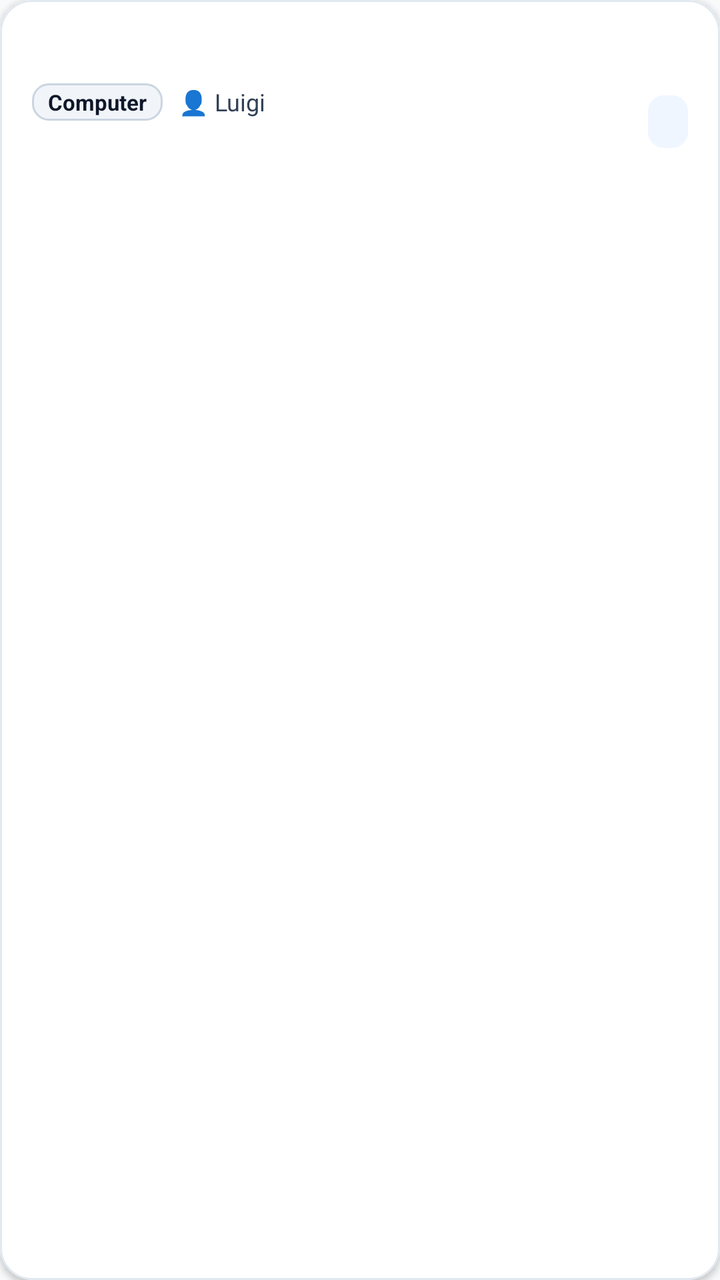
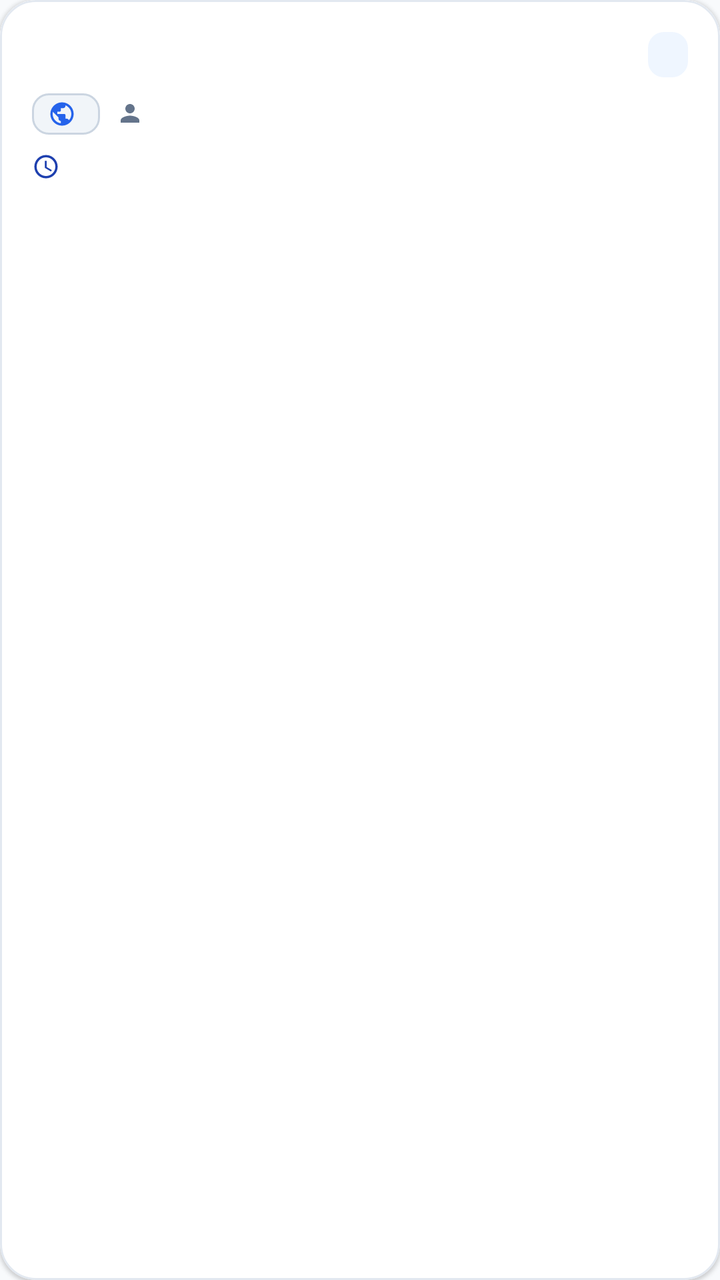

Compare the two renders of this Android layout. The source of the first and the diff that turns it into the second are given below.
<!-- AndroidManifest.xml: application theme Theme.TechInterventionApp -->
<!-- res/layout/item_appointment.xml -->
<?xml version="1.0" encoding="utf-8"?>
<com.google.android.material.card.MaterialCardView
    xmlns:android="http://schemas.android.com/apk/res/android"
    xmlns:app="http://schemas.android.com/apk/res-auto"
    android:layout_width="match_parent"
    android:layout_height="wrap_content"
    android:layout_marginHorizontal="12dp"
    android:layout_marginVertical="6dp"
    app:cardCornerRadius="16dp"
    app:cardElevation="2dp"
    app:strokeColor="@color/border_subtle"
    app:strokeWidth="1dp">

    <androidx.constraintlayout.widget.ConstraintLayout
        android:layout_width="match_parent"
        android:layout_height="wrap_content"
        android:background="@color/surface"
        android:padding="16dp">

        <TextView
            android:id="@+id/tv_client_name"
            android:layout_width="0dp"
            android:layout_height="wrap_content"
            android:textSize="16sp"
            android:textStyle="bold"
            android:textColor="@color/text_primary"
            app:layout_constraintTop_toTopOf="parent"
            app:layout_constraintStart_toStartOf="parent"
            app:layout_constraintEnd_toStartOf="@id/tv_status" />

        <LinearLayout
            android:id="@+id/layout_tags"
            android:layout_width="0dp"
            android:layout_height="wrap_content"
            android:orientation="horizontal"
            android:gravity="center_vertical"
            android:layout_marginTop="4dp"
            app:layout_constraintTop_toBottomOf="@id/tv_client_name"
            app:layout_constraintStart_toStartOf="parent"
            app:layout_constraintEnd_toStartOf="@id/tv_status">

            <TextView
                android:id="@+id/tv_department"
                android:layout_width="wrap_content"
                android:layout_height="wrap_content"
                android:background="@drawable/bg_badge_department"
                android:paddingHorizontal="8dp"
                android:paddingVertical="2dp"
                android:textSize="11sp"
                android:textStyle="bold"
                android:textColor="@color/text_primary"
                android:text="Computer" />

            <TextView
                android:id="@+id/tv_assigned_to"
                android:layout_width="wrap_content"
                android:layout_height="wrap_content"
                android:textSize="12sp"
                android:textColor="@color/text_secondary"
                android:layout_marginStart="8dp"
                android:text="👤 Luigi" />
        </LinearLayout>

        <TextView
            android:id="@+id/tv_date"
            android:layout_width="0dp"
            android:layout_height="wrap_content"
            android:textSize="13sp"
            android:textStyle="bold"
            android:textColor="@color/primary"
            android:layout_marginTop="4dp"
            app:layout_constraintTop_toBottomOf="@id/layout_tags"
            app:layout_constraintStart_toStartOf="parent"
            app:layout_constraintEnd_toStartOf="@id/tv_status" />

        <TextView
            android:id="@+id/tv_description"
            android:layout_width="0dp"
            android:layout_height="wrap_content"
            android:textSize="13sp"
            android:textColor="@color/text_secondary"
            android:layout_marginTop="6dp"
            android:maxLines="2"
            android:ellipsize="end"
            app:layout_constraintTop_toBottomOf="@id/tv_date"
            app:layout_constraintStart_toStartOf="parent"
            app:layout_constraintEnd_toStartOf="@id/tv_status"
            app:layout_constraintBottom_toBottomOf="parent" />

        <TextView
            android:id="@+id/tv_status"
            android:layout_width="wrap_content"
            android:layout_height="wrap_content"
            android:textSize="12sp"
            android:textStyle="bold"
            android:paddingHorizontal="10dp"
            android:paddingVertical="5dp"
            android:background="@drawable/badge_status_scheduled"
            android:textColor="@color/badge_scheduled_text"
            app:layout_constraintTop_toTopOf="parent"
            app:layout_constraintBottom_toBottomOf="parent"
            app:layout_constraintEnd_toEndOf="parent" />

    </androidx.constraintlayout.widget.ConstraintLayout>
</com.google.android.material.card.MaterialCardView>
<!-- resources referenced by this layout -->
<resources>
  <color name="badge_scheduled_text">#1D4ED8</color>
  <color name="border_subtle">#E2E8F0</color>
  <color name="primary">#1E40AF</color>
  <color name="surface">#FFFFFF</color>
  <color name="text_primary">#0F172A</color>
  <color name="text_secondary">#334155</color>
  <!-- drawable badge_status_scheduled (drawable) -->
  <?xml version="1.0" encoding="utf-8"?>
  <shape xmlns:android="http://schemas.android.com/apk/res/android"
      android:shape="rectangle">
      <corners android:radius="8dp" />
      <solid android:color="@color/badge_scheduled_bg" />
      <padding
          android:left="10dp"
          android:right="10dp"
          android:top="4dp"
          android:bottom="4dp" />
  </shape>
  <!-- drawable bg_badge_department (drawable) -->
  <?xml version="1.0" encoding="utf-8"?>
  <shape xmlns:android="http://schemas.android.com/apk/res/android"
      android:shape="rectangle">
      <solid android:color="#F1F5F9" />
      <corners android:radius="8dp" />
      <stroke android:width="1dp" android:color="#CBD5E1" />
  </shape>
  <color name="badge_scheduled_bg">#EFF6FF</color>
  <color name="primary_variant">#172554</color>
  <color name="white">#FFFFFF</color>
  <color name="secondary">#D97706</color>
  <color name="secondary_variant">#B45309</color>
  <color name="error">#DC2626</color>
  <color name="background">#F8FAFC</color>
  <color name="text_muted">#64748B</color>
  <style name="Widget.App.TextInputLayout" parent="Widget.MaterialComponents.TextInputLayout.OutlinedBox">
          <item name="boxStrokeColor">@color/primary</item>
          <item name="boxStrokeWidth">1.5dp</item>
          <item name="boxCornerRadiusTopStart">12dp</item>
          <item name="boxCornerRadiusTopEnd">12dp</item>
          <item name="boxCornerRadiusBottomStart">12dp</item>
          <item name="boxCornerRadiusBottomEnd">12dp</item>
          <item name="hintTextColor">@color/primary</item>
          <item name="android:textColorHint">@color/text_muted</item>
      </style>
  <!-- unchanged entries left out for length: 1 -->
</resources>

<!-- the commit's change to res/layout/item_appointment.xml (unified diff, before → after) -->
@@ -6,100 +6,139 @@
     android:layout_height="wrap_content"
     android:layout_marginHorizontal="12dp"
     android:layout_marginVertical="6dp"
-    app:cardCornerRadius="16dp"
-    app:cardElevation="2dp"
+    app:cardCornerRadius="18dp"
+    app:cardElevation="1dp"
     app:strokeColor="@color/border_subtle"
     app:strokeWidth="1dp">
 
-    <androidx.constraintlayout.widget.ConstraintLayout
+    <LinearLayout
         android:layout_width="match_parent"
         android:layout_height="wrap_content"
+        android:orientation="vertical"
         android:background="@color/surface"
         android:padding="16dp">
 
-        <TextView
-            android:id="@+id/tv_client_name"
-            android:layout_width="0dp"
+        
+        <LinearLayout
+            android:layout_width="match_parent"
             android:layout_height="wrap_content"
-            android:textSize="16sp"
-            android:textStyle="bold"
-            android:textColor="@color/text_primary"
-            app:layout_constraintTop_toTopOf="parent"
-            app:layout_constraintStart_toStartOf="parent"
-            app:layout_constraintEnd_toStartOf="@id/tv_status" />
+            android:orientation="horizontal"
+            android:gravity="center_vertical">
 
+            <TextView
+                android:id="@+id/tv_client_name"
+                android:layout_width="0dp"
+                android:layout_height="wrap_content"
+                android:layout_weight="1"
+                android:textSize="16sp"
+                android:textStyle="bold"
+                android:textColor="@color/text_primary" />
+
+            <TextView
+                android:id="@+id/tv_status"
+                android:layout_width="wrap_content"
+                android:layout_height="wrap_content"
+                android:textSize="11sp"
+                android:textStyle="bold"
+                android:paddingHorizontal="10dp"
+                android:paddingVertical="4dp"
+                android:background="@drawable/badge_status_scheduled"
+                android:textColor="@color/badge_scheduled_text" />
+        </LinearLayout>
+
+        
         <LinearLayout
             android:id="@+id/layout_tags"
-            android:layout_width="0dp"
+            android:layout_width="match_parent"
             android:layout_height="wrap_content"
             android:orientation="horizontal"
             android:gravity="center_vertical"
-            android:layout_marginTop="4dp"
-            app:layout_constraintTop_toBottomOf="@id/tv_client_name"
-            app:layout_constraintStart_toStartOf="parent"
-            app:layout_constraintEnd_toStartOf="@id/tv_status">
+            android:layout_marginTop="8dp">
+
+            
+            <LinearLayout
+                android:layout_width="wrap_content"
+                android:layout_height="wrap_content"
+                android:orientation="horizontal"
+                android:gravity="center_vertical"
+                android:background="@drawable/bg_badge_department"
+                android:paddingHorizontal="8dp"
+                android:paddingVertical="3dp">
+
+                <ImageView
+                    android:id="@+id/iv_dept_icon"
+                    android:layout_width="14dp"
+                    android:layout_height="14dp"
+                    android:src="@drawable/ic_dept_network" />
+
+                <TextView
+                    android:id="@+id/tv_department"
+                    android:layout_width="wrap_content"
+                    android:layout_height="wrap_content"
+                    android:layout_marginStart="4dp"
+                    android:textSize="11sp"
+                    android:textStyle="bold"
+                    android:textColor="@color/text_primary" />
+            </LinearLayout>
+
+            
+            <LinearLayout
+                android:layout_width="wrap_content"
+                android:layout_height="wrap_content"
+                android:orientation="horizontal"
+                android:gravity="center_vertical"
+                android:layout_marginStart="8dp">
+
+                <ImageView
+                    android:layout_width="14dp"
+                    android:layout_height="14dp"
+                    android:src="@drawable/ic_person_badge"
+                    app:tint="@color/text_muted" />
+
+                <TextView
+                    android:id="@+id/tv_assigned_to"
+                    android:layout_width="wrap_content"
+                    android:layout_height="wrap_content"
+                    android:layout_marginStart="4dp"
+                    android:textSize="12sp"
+                    android:textColor="@color/text_secondary" />
+            </LinearLayout>
+        </LinearLayout>
+
+        
+        <LinearLayout
+            android:layout_width="match_parent"
+            android:layout_height="wrap_content"
+            android:orientation="horizontal"
+            android:gravity="center_vertical"
+            android:layout_marginTop="8dp">
+
+            <ImageView
+                android:layout_width="14dp"
+                android:layout_height="14dp"
+                android:src="@drawable/ic_time_clock"
+                app:tint="@color/primary" />
 
             <TextView
-                android:id="@+id/tv_department"
+                android:id="@+id/tv_date"
                 android:layout_width="wrap_content"
                 android:layout_height="wrap_content"
-                android:background="@drawable/bg_badge_department"
-                android:paddingHorizontal="8dp"
-                android:paddingVertical="2dp"
-                android:textSize="11sp"
+                android:layout_marginStart="4dp"
+                android:textSize="12sp"
                 android:textStyle="bold"
-                android:textColor="@color/text_primary"
-                android:text="Computer" />
-
-            <TextView
-                android:id="@+id/tv_assigned_to"
-                android:layout_width="wrap_content"
-                android:layout_height="wrap_content"
-                android:textSize="12sp"
-                android:textColor="@color/text_secondary"
-                android:layout_marginStart="8dp"
-                android:text="👤 Luigi" />
+                android:textColor="@color/primary" />
         </LinearLayout>
 
-        <TextView
-            android:id="@+id/tv_date"
-            android:layout_width="0dp"
-            android:layout_height="wrap_content"
-            android:textSize="13sp"
-            android:textStyle="bold"
-            android:textColor="@color/primary"
-            android:layout_marginTop="4dp"
-            app:layout_constraintTop_toBottomOf="@id/layout_tags"
-            app:layout_constraintStart_toStartOf="parent"
-            app:layout_constraintEnd_toStartOf="@id/tv_status" />
-
+        
         <TextView
             android:id="@+id/tv_description"
-            android:layout_width="0dp"
+            android:layout_width="match_parent"
             android:layout_height="wrap_content"
             android:textSize="13sp"
             android:textColor="@color/text_secondary"
             android:layout_marginTop="6dp"
             android:maxLines="2"
-            android:ellipsize="end"
-            app:layout_constraintTop_toBottomOf="@id/tv_date"
-            app:layout_constraintStart_toStartOf="parent"
-            app:layout_constraintEnd_toStartOf="@id/tv_status"
-            app:layout_constraintBottom_toBottomOf="parent" />
+            android:ellipsize="end" />
 
-        <TextView
-            android:id="@+id/tv_status"
-            android:layout_width="wrap_content"
-            android:layout_height="wrap_content"
-            android:textSize="12sp"
-            android:textStyle="bold"
-            android:paddingHorizontal="10dp"
-            android:paddingVertical="5dp"
-            android:background="@drawable/badge_status_scheduled"
-            android:textColor="@color/badge_scheduled_text"
-            app:layout_constraintTop_toTopOf="parent"
-            app:layout_constraintBottom_toBottomOf="parent"
-            app:layout_constraintEnd_toEndOf="parent" />
-
-    </androidx.constraintlayout.widget.ConstraintLayout>
+    </LinearLayout>
 </com.google.android.material.card.MaterialCardView>
<!-- resource entries referenced after the edit -->
@@ -26,6 +26,36 @@
       <corners android:radius="8dp" />
       <stroke android:width="1dp" android:color="#CBD5E1" />
   </shape>
+  <!-- drawable ic_dept_network (drawable) -->
+  <vector xmlns:android="http://schemas.android.com/apk/res/android"
+      android:width="24dp"
+      android:height="24dp"
+      android:viewportWidth="24"
+      android:viewportHeight="24">
+    <path
+        android:fillColor="#FF2563EB"
+        android:pathData="M12,2C6.48,2 2,6.48 2,12s4.48,10 10,10 10,-4.48 10,-10S17.52,2 12,2zm-1,17.93c-3.95,-0.49 -7,-3.85 -7,-7.93 0,-0.62 0.08,-1.21 0.21,-1.79L9,15v1c0,1.1 0.9,2 2,2v1.93zm6.9,-2.54c-0.26,-0.81 -1,-1.39 -1.9,-1.39h-1v-3c0,-0.55 -0.45,-1 -1,-1H8v-2h2c0.55,0 1,-0.45 1,-1V7h2c1.1,0 2,-0.9 2,-2v-0.41c2.93,1.19 5,4.06 5,7.41 0,2.08 -0.8,3.97 -2.1,5.39z"/>
+  </vector>
+  <!-- drawable ic_person_badge (drawable) -->
+  <vector xmlns:android="http://schemas.android.com/apk/res/android"
+      android:width="24dp"
+      android:height="24dp"
+      android:viewportWidth="24"
+      android:viewportHeight="24">
+    <path
+        android:fillColor="#FF64748B"
+        android:pathData="M12,12c2.21,0 4,-1.79 4,-4s-1.79,-4 -4,-4 -4,1.79 -4,4 1.79,4 4,4zm0,2c-2.67,0 -8,1.34 -8,4v2h16v-2c0,-2.66 -5.33,-4 -8,-4z"/>
+  </vector>
+  <!-- drawable ic_time_clock (drawable) -->
+  <vector xmlns:android="http://schemas.android.com/apk/res/android"
+      android:width="24dp"
+      android:height="24dp"
+      android:viewportWidth="24"
+      android:viewportHeight="24">
+    <path
+        android:fillColor="#FF64748B"
+        android:pathData="M11.99,2C6.47,2 2,6.48 2,12s4.47,10 9.99,10C17.52,22 22,17.52 22,12S17.52,2 11.99,2zM12,20c-4.42,0 -8,-3.58 -8,-8s3.58,-8 8,-8 8,3.58 8,8 -3.58,8 -8,8zm0.5,-13H11v6l5.25,3.15 0.75,-1.23 -4.5,-2.67z"/>
+  </vector>
   <color name="badge_scheduled_bg">#EFF6FF</color>
   <color name="primary_variant">#172554</color>
   <color name="white">#FFFFFF</color>
